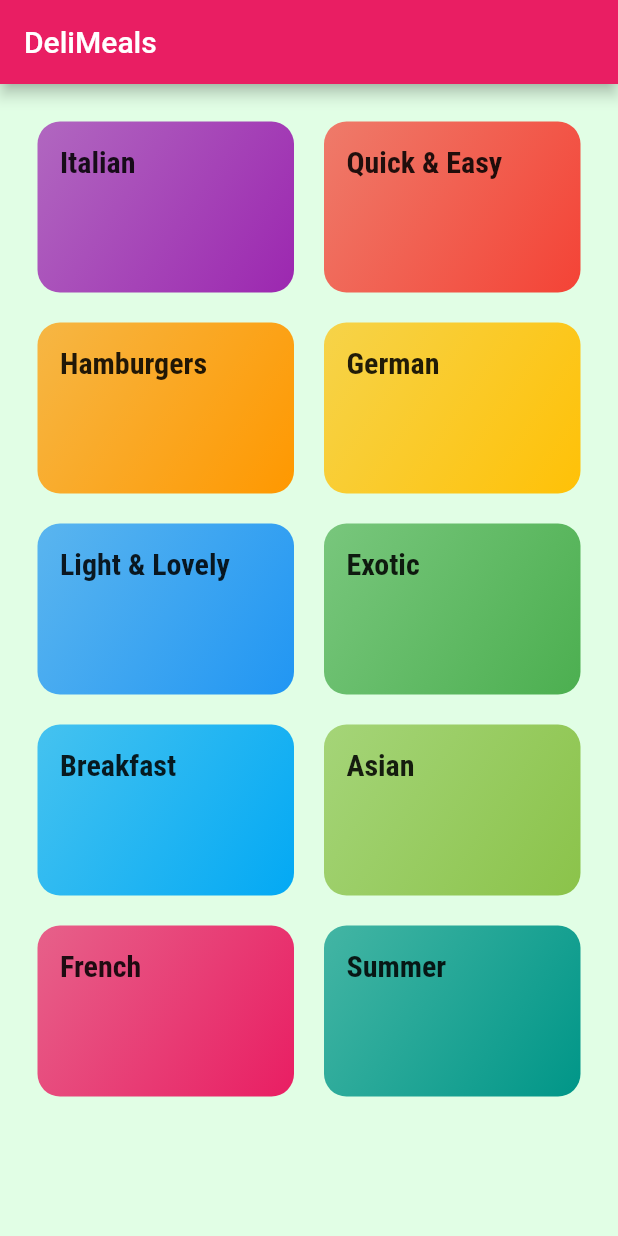
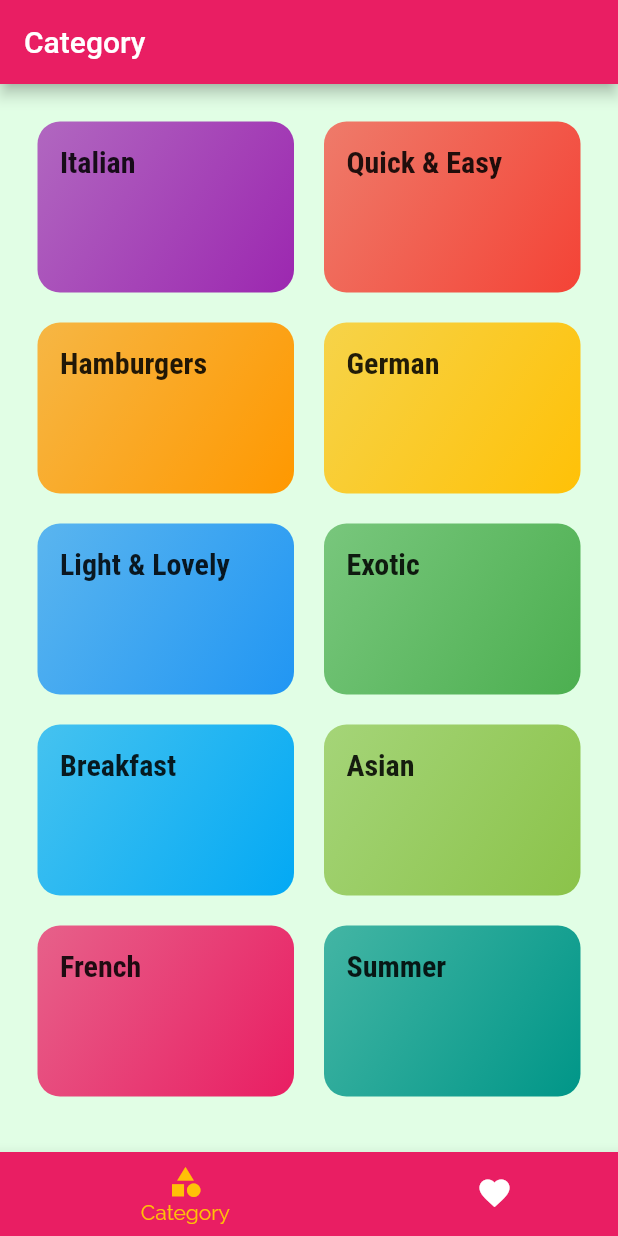
Before and after one commit to hesamkurd/MealsAppFlutter, a Flutter app: the screen it shows after launch, on a phone screen of 412 x 824 dp. Run offline on Flutter 3.47's test engine with Material 2 defaults, Android fonts, the phone set to English and light mode, and no system bars; our stand-ins replace get.

Commit message:
create bottom navigation create meal details screen

```diff
--- a/lib/main.dart
+++ b/lib/main.dart
@@ -1,8 +1,9 @@
 import 'dart:ui';
 
 import 'package:flutter/material.dart';
-import 'package:meals_app/screens/category_meals_screen.dart';
-import 'screens/categories_screen.dart';
+import './screens/meal_details_screen.dart';
+import './screens/tabs_screen.dart';
+import './screens/category_meals_screen.dart';
 
 void main() {
   runApp(const MyApp());
@@ -36,8 +37,9 @@ class MyApp extends StatelessWidget {
       ),
       //home: const CategoriesScreen(),
       routes: {
-        '/': (ctx) => const CategoriesScreen(),
-        CategoryMealsScreen.routeName: (ctx) => const CategoryMealsScreen()
+        '/': (ctx) => const TabsScreen(),
+        CategoryMealsScreen.routeName: (ctx) => const CategoryMealsScreen(),
+        MealDetailsScreen.routName:(ctx) => const MealDetailsScreen(),
       },
     );
   }
--- a/lib/screens/categories_screen.dart
+++ b/lib/screens/categories_screen.dart
@@ -1,18 +1,14 @@
 import 'package:flutter/material.dart';
 import '../utils/app_layout.dart';
 import '../data/dummy_data.dart';
-import '../category_item.dart';
+import '../widgets/category_item.dart';
 
 class CategoriesScreen extends StatelessWidget {
   const CategoriesScreen({super.key});
 
   @override
   Widget build(BuildContext context) {
-    return Scaffold(
-      appBar: AppBar(
-        title: const Text('DeliMeals'),
-      ),
-      body: GridView(
+    return GridView(
       padding: EdgeInsets.all(AppLayout.getHeight(25)),
       gridDelegate: SliverGridDelegateWithMaxCrossAxisExtent(
         maxCrossAxisExtent: AppLayout.getWidth(200),
@@ -22,11 +18,9 @@ class CategoriesScreen extends StatelessWidget {
       ),
       children: DUMMY_CATEGORIES
           .map(
-              (catData) =>
-                  CategoryItem(catData.id, catData.title, catData.color),
+            (catData) => CategoryItem(catData.id, catData.title, catData.color),
           )
           .toList(),
-      ),
     );
   }
 }
--- /dev/null
+++ b/lib/screens/tabs_screen.dart
@@ -0,0 +1,55 @@
+import 'package:flutter/material.dart';
+import '../screens/favorite_screen.dart';
+import '../screens/categories_screen.dart';
+
+class TabsScreen extends StatefulWidget {
+  const TabsScreen({super.key});
+
+  @override
+  State<TabsScreen> createState() => _TabsScreenState();
+}
+
+class _TabsScreenState extends State<TabsScreen> {
+  final List<Map<String, dynamic>> _pages = [
+    {'page': const CategoriesScreen(), 'title': 'Category'},
+    {'page': const FavoriteScreen(), 'title': 'Favorite'},
+  ];
+
+  int _selectedPageIndex = 0;
+
+  void _selectedPage(int index) {
+    setState(() {
+      _selectedPageIndex = index;
+    });
+  }
+
+  @override
+  Widget build(BuildContext context) {
+    return Scaffold(
+      appBar: AppBar(
+        title: Text(_pages[_selectedPageIndex]['title']),
+      ),
+      body: _pages[_selectedPageIndex]['page'],
+      bottomNavigationBar: BottomNavigationBar(
+        selectedItemColor: Theme.of(context).colorScheme.secondary,
+        unselectedItemColor: Colors.white,
+        currentIndex: _selectedPageIndex,
+        type: BottomNavigationBarType.shifting,
+        onTap: _selectedPage,
+        backgroundColor: Theme.of(context).primaryColor,
+        items: [
+          BottomNavigationBarItem(
+            backgroundColor: Theme.of(context).colorScheme.primary,
+            icon: const Icon(Icons.category),
+            label: 'Category',
+          ),
+          BottomNavigationBarItem(
+            backgroundColor: Theme.of(context).colorScheme.primary,
+            icon: const Icon(Icons.favorite),
+            label: 'Favorite',
+          ),
+        ],
+      ),
+    );
+  }
+}
--- a/lib/category_item.dart
+++ b/lib/widgets/category_item.dart
@@ -1,6 +1,6 @@
 import 'package:flutter/material.dart';
 import 'package:meals_app/screens/category_meals_screen.dart';
-import './utils/app_layout.dart';
+import '../utils/app_layout.dart';
 
 class CategoryItem extends StatelessWidget {
   final String id;
```
Also changed, not shown: lib/data/dummy_data.dart (+12 -12 lines), lib/screens/category_meals_screen.dart (+17 -2 lines), lib/screens/favorite_screen.dart (added, +12 -0 lines), lib/screens/meal_details_screen.dart (added, +97 -0 lines), lib/widgets/meal_item.dart (added, +152 -0 lines). Lines whose indentation alone changed are shown as unchanged.
